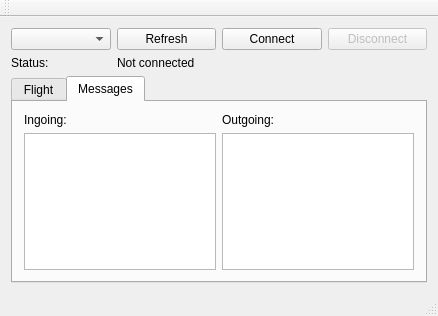
Qt form mainwindow.ui (janblumenkamp/rocketUI) before a commit.
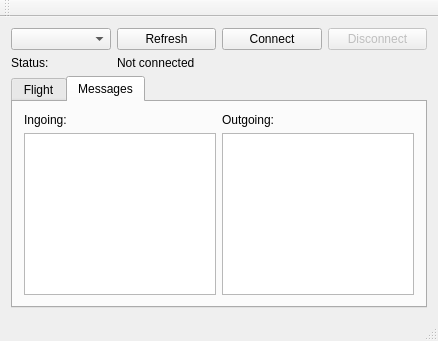
The same form after that commit. The open tabs and pages were chosen to show the change. Custom widgets are drawn as their Qt base class.

Commit message: Changed tables to modelbased

```diff
--- a/mainwindow.ui
+++ b/mainwindow.ui
@@ -7,7 +7,7 @@
     <x>0</x>
     <y>0</y>
     <width>438</width>
-    <height>309</height>
+    <height>341</height>
    </rect>
   </property>
   <property name="acceptDrops">
@@ -150,10 +150,10 @@
          </widget>
         </item>
         <item row="1" column="0">
-         <widget class="QTableWidget" name="tbl_msgin"/>
+         <widget class="QTableView" name="tbl_msgin"/>
         </item>
         <item row="1" column="1">
-         <widget class="QTableWidget" name="tbl_msgout"/>
+         <widget class="QTableView" name="tbl_msgout"/>
         </item>
        </layout>
       </widget>
```
Left out of the diff: 8 changed lines with no effect on the pictures. The commit also changes 2 other files.
